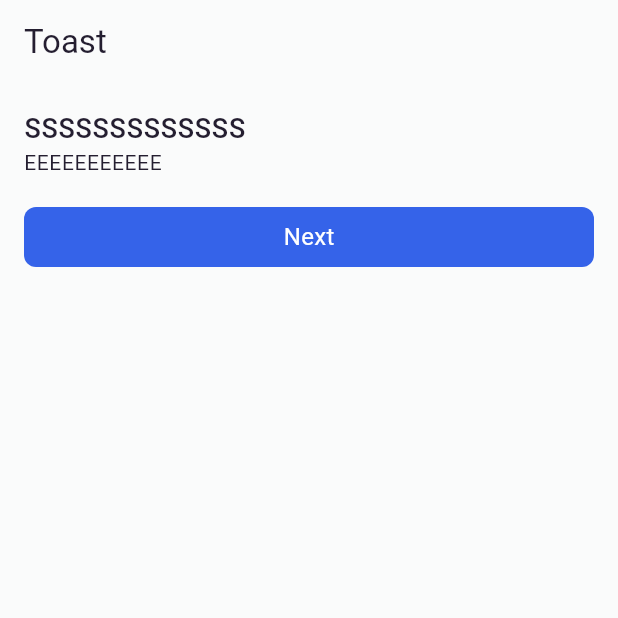
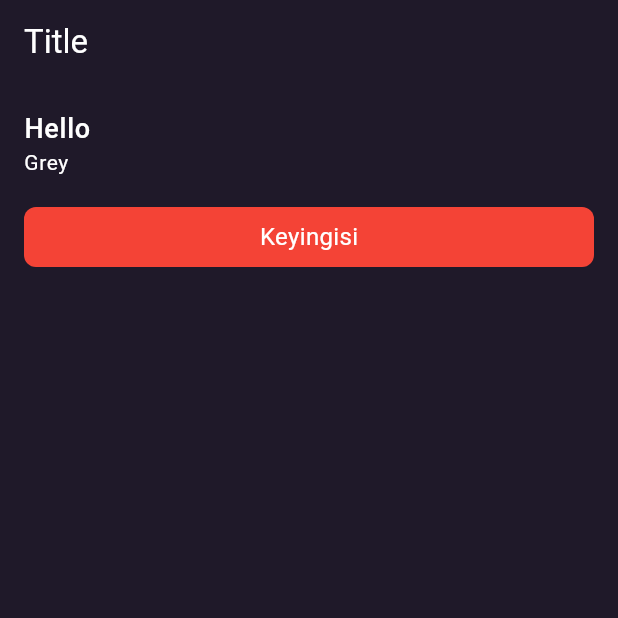
Before and after one commit to githubsobir/melos_app, a Flutter app: the screen it shows after launch, on a phone screen of 412 x 824 dp, the top half of it. Run offline on Flutter 3.47's test engine with Material 3 defaults, Android fonts, the light colour scheme and no system bars; our stand-ins replace bloc, equatable, flutter_bloc, get_it; generated files the repository leaves out were written again.

Commit message:
app bloc is added

```diff
--- a/lib/app.dart
+++ /dev/null
@@ -1,20 +0,0 @@
-import 'package:common/theme.dart';
-import 'package:flutter/material.dart';
-
-import 'navigation.dart';
-
-class MyApp extends StatelessWidget {
-  const MyApp({super.key});
-
-  @override
-  Widget build(BuildContext context) {
-    return MaterialApp(
-      title: 'Barber',
-      debugShowCheckedModeBanner: false,
-      onGenerateRoute: onGenerateRoute,
-      // themeMode: state.mode,
-      theme: lightThemeData,
-      darkTheme: darkThemeData,
-    );
-  }
-}
--- /dev/null
+++ b/lib/app/app.dart
@@ -0,0 +1,39 @@
+import 'package:carbnb/app/bloc/app_cubit.dart';
+import 'package:common/l10n/localizations.dart';
+import 'package:common/theme.dart';
+import 'package:flutter/material.dart';
+import 'package:flutter_bloc/flutter_bloc.dart';
+import 'package:flutter_localizations/flutter_localizations.dart';
+
+import '../navigation.dart';
+
+class MyApp extends StatelessWidget {
+  const MyApp({super.key});
+
+  @override
+  Widget build(BuildContext context) {
+    return BlocProvider(
+      create: (context) => AppCubit(),
+      child: BlocBuilder<AppCubit, AppState>(
+        builder: (context, state) {
+          return MaterialApp(
+            title: 'Barber',
+            debugShowCheckedModeBanner: false,
+            onGenerateRoute: onGenerateRoute,
+            themeMode: state.themeMode,
+            theme: lightThemeData,
+            darkTheme: darkThemeData,
+            supportedLocales: AppLocalizations.supportedLocales,
+            locale: Locale(state.languageCode),
+            localizationsDelegates: const [
+              GlobalMaterialLocalizations.delegate,
+              GlobalCupertinoLocalizations.delegate,
+              GlobalWidgetsLocalizations.delegate,
+              AppLocalizations.delegate,
+            ],
+          );
+        },
+      ),
+    );
+  }
+}
--- /dev/null
+++ b/lib/app/bloc/app_cubit.dart
@@ -0,0 +1,9 @@
+import 'package:bloc/bloc.dart';
+import 'package:equatable/equatable.dart';
+import 'package:flutter/material.dart';
+
+part 'app_state.dart';
+
+class AppCubit extends Cubit<AppState> {
+  AppCubit() : super(const AppState(languageCode: "uz",themeMode: ThemeMode.dark));
+}
--- /dev/null
+++ b/lib/app/bloc/app_state.dart
@@ -0,0 +1,37 @@
+part of 'app_cubit.dart';
+
+class AppState extends Equatable {
+  final ThemeMode themeMode;
+  final String languageCode;
+
+  const AppState({required this.themeMode,required this.languageCode});
+
+  @override
+  // TODO: implement props
+  List<Object?> get props => [languageCode, themeMode];
+}
+
+// final class AppInitial extends AppState {
+//   @override
+//   List<Object> get props => [];
+// }
+//
+// class LanguageState extends AppState {
+//
+//
+//   const LanguageState(this.languageCode);
+//
+//   @override
+//   // TODO: implement props
+//   List<Object?> get props =>
+// }
+//
+// class ThemeModeState extends AppState {
+//
+//
+//   const ThemeModeState(this.themeMode);
+//
+//   @override
+//   // TODO: implement props
+//   List<Object?> get props => [themeMode];
+// }
--- a/lib/main.dart
+++ b/lib/main.dart
@@ -1,7 +1,7 @@
 import 'package:dependency/dependencies.dart';
 import 'package:flutter/material.dart';
 
-import 'app.dart';
+import 'app/app.dart';
 import 'dependencies.dart';
 
 void main() {
--- /dev/null
+++ b/packages/presentation/common/lib/l10n/localizations.dart
@@ -0,0 +1,9 @@
+import 'package:common/l10n/generated/l10n.dart';
+import 'package:flutter/widgets.dart';
+
+
+class AppLocalizations {
+  static const LocalizationsDelegate<L10N> delegate = L10N.delegate;
+
+  static const List<Locale> supportedLocales = L10N.supportedLocales;
+}
--- /dev/null
+++ b/packages/presentation/common/lib/l10n/translations/app_ru.arb
@@ -0,0 +1,3 @@
+{
+  "next": "Следующий"
+}
--- /dev/null
+++ b/packages/presentation/common/lib/l10n/translations/app_uz.arb
@@ -0,0 +1,3 @@
+{
+   "next": "Keyingisi"
+}
--- a/packages/presentation/splash/lib/onboarding_screen.dart
+++ b/packages/presentation/splash/lib/onboarding_screen.dart
@@ -1,4 +1,5 @@
 import 'package:common/base_button.dart';
+import 'package:common/l10n/build_context_extension.dart';
 import 'package:flutter/material.dart';
 
 class OnboardingScreen extends StatelessWidget {
@@ -8,7 +9,7 @@ class OnboardingScreen extends StatelessWidget {
   Widget build(BuildContext context) {
     return Scaffold(
       appBar: AppBar(
-        title: Text("Toast"),
+        title: const Text("Title"),
       ),
       body: Padding(
         padding: const EdgeInsets.all(16.0),
@@ -16,21 +17,20 @@ class OnboardingScreen extends StatelessWidget {
           crossAxisAlignment: CrossAxisAlignment.stretch,
           children: [
             Text(
-              "SSSSSSSSSSSSS",
+              "Hello",
               style: Theme.of(context).textTheme.bodyLarge,
             ),
             Text(
-              "EEEEEEEEEEE",
+              "Grey",
               style: Theme.of(context).textTheme.bodySmall,
             ),
             const SizedBox(
               height: 16,
             ),
             BaseButton(
-              title: "Next",
+              title: context.translations.next,
               onPressed: () {},
             ),
-
           ],
         ),
       ),
--- a/packages/presentation/splash/lib/splash_screen.dart
+++ b/packages/presentation/splash/lib/splash_screen.dart
@@ -27,7 +27,9 @@ class _SplashScreenState extends State<SplashScreen> {
       body: Center(
         child: Padding(
           padding: EdgeInsets.all(24.0),
-          child: Icon(Icons.ac_unit),
+          child: Text("CarB&B",style: TextStyle(
+            color: Color(0xFF3563E9)
+          ),),
         ),
       ),
     );
--- a/pubspec.yaml
+++ b/pubspec.yaml
@@ -10,8 +10,13 @@ environment:
 dependencies:
   flutter:
     sdk: flutter
+  flutter_localizations:
+    sdk: flutter
   melos: ^6.2.0
   get_it: ^8.0.2
+  flutter_bloc: ^8.1.6
+  equatable: ^2.0.7
+  intl: any
   dependency:
     path: packages/core/dependency
   navigation:
```
Also changed, not shown: packages/presentation/common/l10n.yaml (added, +7 -0 lines), packages/presentation/common/lib/l10n/build_context_extension.dart (added, +8 -0 lines), packages/presentation/common/pubspec.yaml (+5 -43 lines), packages/presentation/common/pubspec.lock, packages/presentation/splash/pubspec.lock, pubspec.lock, 1 other file.
